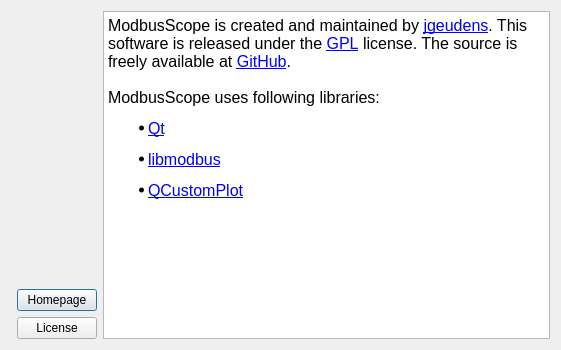
This is src/dialogs/aboutdialog.ui in ModbusScope/ModbusScope as Qt 5 draws it before an edit. The edited form follows.
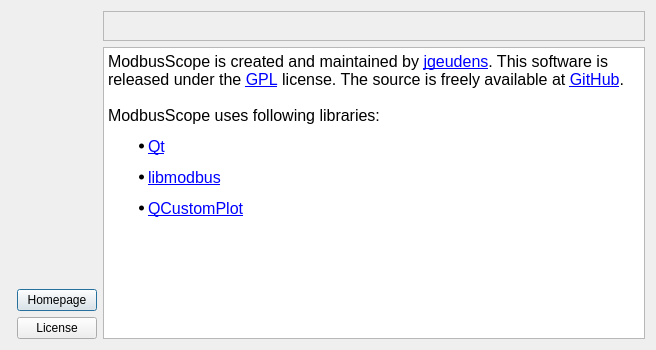
This is the edited form. Icons and pictures are not drawn.

Patch:
```diff
--- a/src/dialogs/aboutdialog.ui
+++ b/src/dialogs/aboutdialog.ui
@@ -6,7 +6,7 @@
    <rect>
     <x>0</x>
     <y>0</y>
-    <width>561</width>
+    <width>656</width>
     <height>350</height>
    </rect>
   </property>
@@ -108,7 +108,49 @@
     </layout>
    </item>
    <item>
+    <layout class="QVBoxLayout" name="verticalLayout_2">
+     <item>
+      <widget class="QLabel" name="lblUpdate">
+       <property name="sizePolicy">
+        <sizepolicy hsizetype="Preferred" vsizetype="Preferred">
+         <horstretch>0</horstretch>
+         <verstretch>0</verstretch>
+        </sizepolicy>
+       </property>
+       <property name="font">
+        <font>
+         <weight>75</weight>
+         <bold>true</bold>
+        </font>
+       </property>
+       <property name="frameShape">
+        <enum>QFrame::StyledPanel</enum>
+       </property>
+       <property name="text">
+        <string>&lt;html&gt;&lt;head/&gt;&lt;body&gt;&lt;p&gt;&lt;br/&gt;&lt;/p&gt;&lt;/body&gt;&lt;/html&gt;</string>
+       </property>
+       <property name="textFormat">
+        <enum>Qt::RichText</enum>
+       </property>
+       <property name="wordWrap">
+        <bool>true</bool>
+       </property>
+       <property name="margin">
+        <number>4</number>
+       </property>
+       <property name="openExternalLinks">
+        <bool>true</bool>
+       </property>
+      </widget>
+     </item>
+     <item>
     <widget class="QTextBrowser" name="textAbout">
+       <property name="sizePolicy">
+        <sizepolicy hsizetype="Expanding" vsizetype="Expanding">
+         <horstretch>0</horstretch>
+         <verstretch>0</verstretch>
+        </sizepolicy>
+       </property>
      <property name="readOnly">
       <bool>true</bool>
      </property>
@@ -123,6 +165,8 @@
 &lt;li style=&quot; margin-top:12px; margin-bottom:12px; margin-left:0px; margin-right:0px; -qt-block-indent:0; text-indent:0px;&quot;&gt;&lt;a href=&quot;http://www.qcustomplot.com/&quot;&gt;&lt;span style=&quot; font-size:12pt; text-decoration: underline; color:#0000ff;&quot;&gt;QCustomPlot&lt;/span&gt;&lt;/a&gt;&lt;/li&gt;&lt;/ul&gt;&lt;/body&gt;&lt;/html&gt;</string>
      </property>
     </widget>
+     </item>
+    </layout>
    </item>
   </layout>
  </widget>
```
Lines whose indentation alone changed are shown as unchanged.
